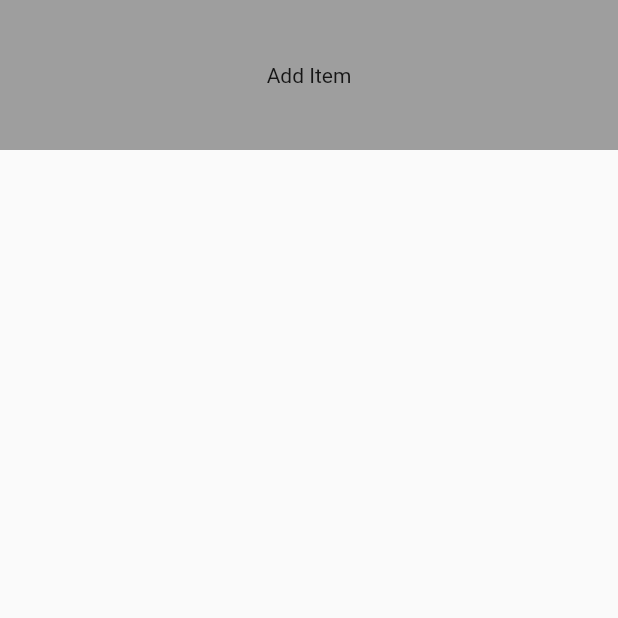
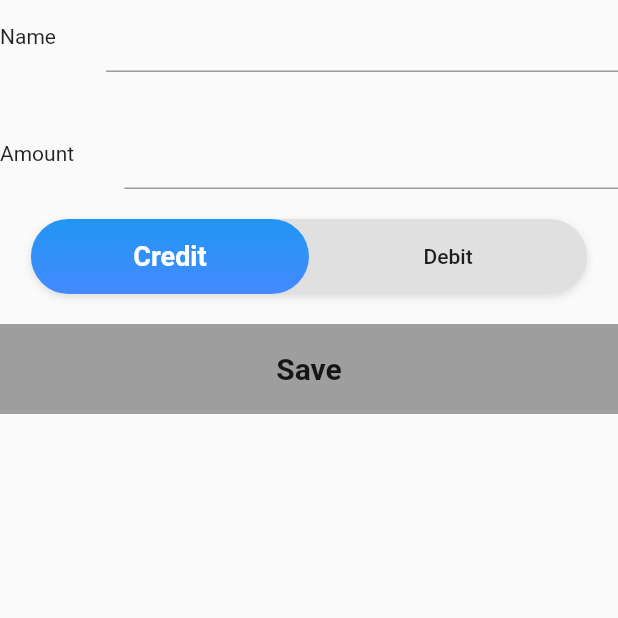
Before and after one commit to patelmeet341993/row_column, a Flutter app: the screen it shows after launch, on a phone screen of 412 x 824 dp, the top half of it. Run offline on Flutter 3.47's test engine with Material 2 defaults, Android fonts, the phone set to English and light mode, and no system bars; drawn by our look-alikes of flutter_toggle_tab; our stand-ins replace cached_network_image.

Commit message:
image listview

```diff
--- /dev/null
+++ b/lib/bank_statement_listview/model.dart
@@ -0,0 +1,12 @@
+
+
+class DataModel{
+
+  String? name;
+  String? amount;
+  String? type;
+
+  DataModel({this.type,this.name,this.amount});
+
+
+}
--- /dev/null
+++ b/lib/bank_statement_listview/mybank_homepage.dart
@@ -0,0 +1,148 @@
+import 'package:flutter/cupertino.dart';
+import 'package:flutter/material.dart';
+import 'package:flutter_app/bank_statement_listview/model.dart';
+import 'package:flutter_toggle_tab/flutter_toggle_tab.dart';
+
+class MybankHomePage extends StatefulWidget {
+  const MybankHomePage({Key? key}) : super(key: key);
+
+  @override
+  _MybankHomePageState createState() => _MybankHomePageState();
+}
+
+class _MybankHomePageState extends State<MybankHomePage> {
+
+  TextEditingController name_controller = TextEditingController();
+  TextEditingController amount_controller = TextEditingController();
+  int selectedIndex = 0;
+  List<DataModel> list = [];
+
+  @override
+  Widget build(BuildContext context) {
+    return SafeArea(child: Scaffold(
+      body: Column(
+        children: [
+          Row(
+            children: [
+              Text("Name "),
+              SizedBox(width: 30,),
+              Expanded(
+                child: Container(
+                  child: TextField(
+                    controller: name_controller,
+                  ),
+                ),
+              )
+            ],
+          ),
+          SizedBox(height: 30,),
+          Row(
+            children: [
+              Text("Amount "),
+              SizedBox(width: 30,),
+              Expanded(
+                child: Container(
+                  child: TextField(
+                    controller: amount_controller,
+                  ),
+                ),
+              )
+            ],
+          ),
+          SizedBox(height: 20,),
+          FlutterToggleTab(
+// width in percent
+            width: 90,
+            borderRadius: 30,
+            height: 50,
+            selectedIndex: selectedIndex,
+            selectedBackgroundColors: [Colors.blue, Colors.blueAccent],
+            selectedTextStyle: TextStyle(
+                color: Colors.white,
+                fontSize: 18,
+                fontWeight: FontWeight.w700),
+            unSelectedTextStyle: TextStyle(
+                color: Colors.black87,
+                fontSize: 14,
+                fontWeight: FontWeight.w500),
+            labels: ["Credit", "Debit"],
+            selectedLabelIndex: (index) {
+              print("selected index : $index");
+              setState(() {
+                selectedIndex = index;
+              });
+            },
+            isScroll: false,
+          ),
+          SizedBox(height: 20,),
+          InkWell(
+            onTap: () {
+              print("name : ${name_controller.text}");
+              print("amount : ${amount_controller.text}");
+
+              String type = selectedIndex == 0 ? "Credit" : "Debit";
+              print("Type :  $type");
+
+              DataModel dm = DataModel(name: name_controller.text,
+                  amount: amount_controller.text,
+                  type: type);
+              list.add(dm);
+
+
+              name_controller.text = "";
+              amount_controller.text = "";
+              selectedIndex = 0;
+
+              setState(() {});
+            },
+            child: Container(
+              width: double.maxFinite,
+              height: 60,
+              color: Colors.grey,
+              child: Center(
+                child: Text("Save", style: TextStyle(
+                    fontSize: 20,
+                    fontWeight: FontWeight.bold
+                ),),
+              ),
+            ),
+          ),
+
+          Expanded(child: ListView.builder(
+              itemCount: list.length,
+              itemBuilder: (ctx, index) {
+                DataModel dm = list[index];
+
+                return Container(
+                  margin: EdgeInsets.all(10),
+                  padding: EdgeInsets.all(10),
+                  color: Colors.black12,
+                  child: Column(
+                    mainAxisSize: MainAxisSize.min,
+                    children: [
+                      Text(dm.name!),
+                      Text(dm.amount!),
+                      Text(dm.type!,style: TextStyle(
+                        color: dm.type=="Credit"?Colors.green:Colors.red
+                      ),)
+                    ],
+                  ),
+                );
+              }))
+        ],
+      ),)
+    );
+  }
+
+
+  Widget item(DataModel dm) {
+    return Column(
+      mainAxisSize: MainAxisSize.min,
+      children: [
+        Text(dm.name!),
+        Text(dm.amount!),
+        Text(dm.type!)
+      ],
+    );
+  }
+}
--- a/lib/main.dart
+++ b/lib/main.dart
@@ -1,10 +1,9 @@
 import 'package:flutter/material.dart';
+import 'package:flutter_app/bank_statement_listview/mybank_homepage.dart';
 import 'package:flutter_app/calc/Calc.dart';
+import 'package:flutter_app/image_load/image_home.dart';
 
-import 'First_page.dart';
-import 'listview/dynamic_listview.dart';
-import 'listview/firstpage_listview.dart';
-import 'listview/firstpage_listview_two.dart';
+
 
 
 void main() {
@@ -18,7 +17,7 @@ class MyApp extends StatelessWidget {
   @override
   Widget build(BuildContext context) {
     return MaterialApp(
-      home: DynamicListView(),
+      home: MybankHomePage(),
     );
   }
 }
```
Also changed, not shown: lib/image_load/image_home.dart (added, +24 -0 lines), pubspec.yaml (+5 -3 lines), asset/fis.png (added), pubspec.lock, 2 other files.
